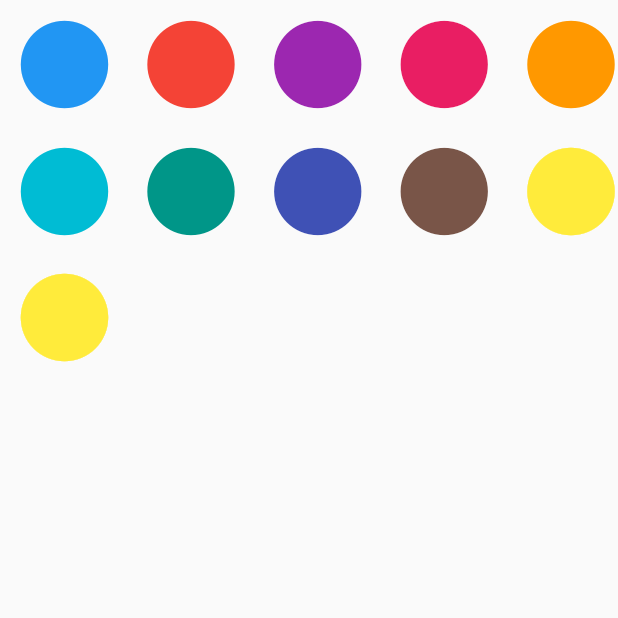
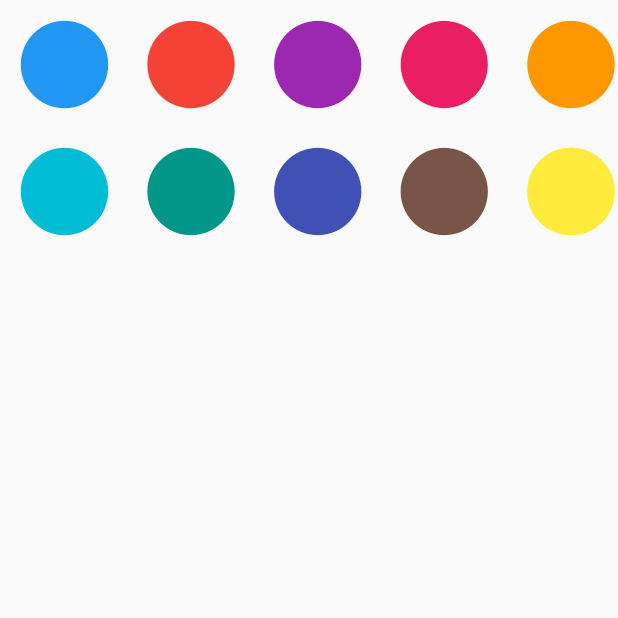
Before and after one commit to kazumaz/dama_app, a Flutter app: the SelectionScreen screen opened directly, on a phone screen of 412 x 824 dp, the top half of it. Run offline on Flutter 3.47's test engine with Material 2 defaults, Android fonts, the phone set to English and light mode, and no system bars; our stand-ins replace curved_navigation_bar, fl_chart, flutter_icons, percent_indicator; missing offline and left inert: ff_navigation_bar.

Commit message:
微修正

```diff
--- a/lib/parts/ColorPicker.dart
+++ b/lib/parts/ColorPicker.dart
@@ -6,6 +6,7 @@ class SelectionScreen extends StatelessWidget {
   @override
   Widget build(BuildContext context) => Scaffold(
         body:
+
         GridView.count(
             crossAxisCount: 5, // 1行に表示する数
             crossAxisSpacing: 10.0, // 縦スペース
@@ -82,13 +83,6 @@ class SelectionScreen extends StatelessWidget {
                   Provider.of<ColorModel>(context, listen: false).setYellow();
                 },
               ),
-                            IconButton(
-                icon: Icon(Icons.lens, color: Colors.yellow),
-                iconSize: 70.0,
-                onPressed: () {
-                  Provider.of<ColorModel>(context, listen: false).setYellow();
-                },
-              ),
             ]),
       );
 }
```
